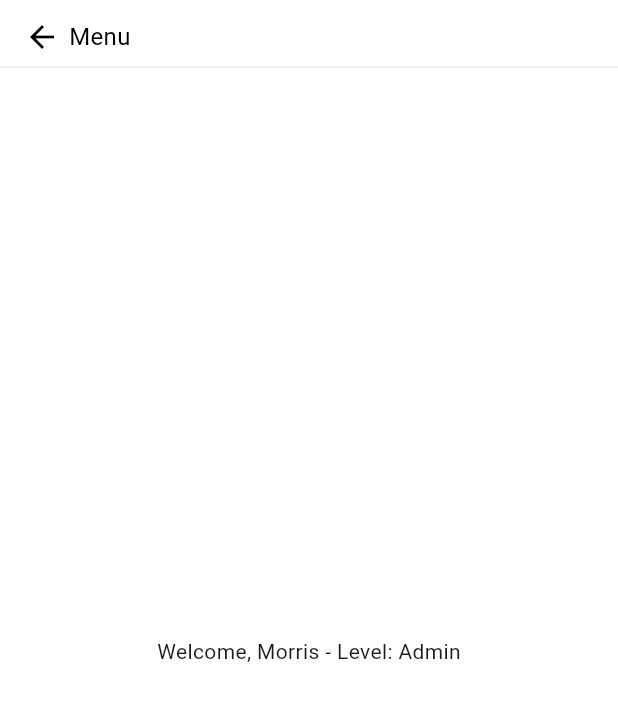
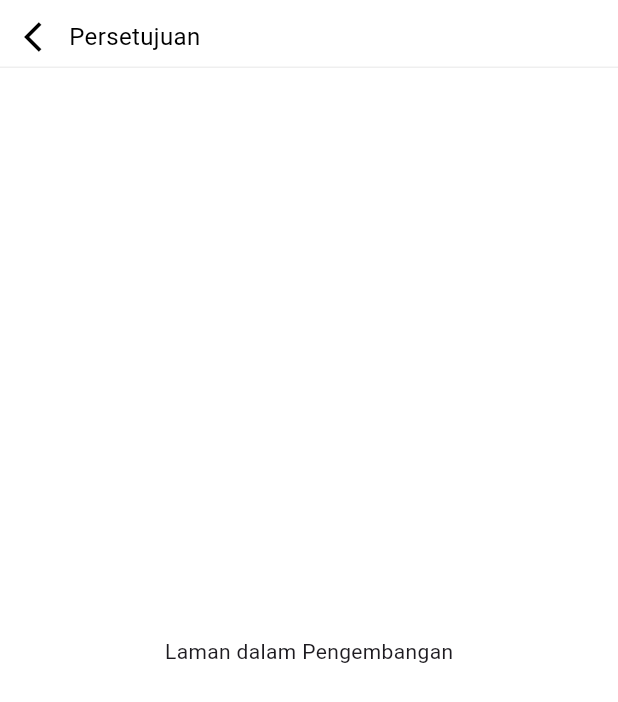
Before and after one commit to Sidqii/OM, a Flutter app: the ApprovePage screen opened directly with sample values from the repository, on a phone screen of 412 x 824 dp. Shown: the top 702 px of the screen. Run offline on Flutter 3.47's test engine with Material 3 defaults, Android fonts, the light colour scheme and no system bars; our stand-ins replace card_loading, fl_chart, table_calendar.

Commit message:
Eighth commit

```diff
--- a/lib/dummy/dummy_calendar.dart
+++ b/lib/dummy/dummy_calendar.dart
@@ -3,4 +3,7 @@ final Map<DateTime, List<String>> dummyEvents = {
   DateTime.utc(2024, 11, 16): ['Pemeliharaan Berkala'],
   DateTime.utc(2024, 11, 17): ['Pemeriksaan Keadaan Barang', 'Pemeriksaan Kondisi Barang'],
   DateTime.utc(2024, 11, 18): ['Meeting Tim', 'Perencanaan Kelola Barang'],
+  DateTime.utc(2024, 12, 13): ['Pemaparan aplikasi mobile'],
+  DateTime.utc(2024, 12, 16): ['Akhir kegiatan KKP'],
+
 };
--- a/lib/menu/approvement/menu_approvement.dart
+++ b/lib/menu/approvement/menu_approvement.dart
@@ -11,8 +11,8 @@ class ApprovePage extends StatelessWidget {
   Widget build(BuildContext context) {
     return Scaffold(
       backgroundColor: Colors.white,
-      appBar: CompKembali(title: 'Menu'),
-      body: Center(child: Text('Welcome, ${user.name} - Level: ${user.level}')),
+      appBar: CompKembali(title: 'Persetujuan'),
+      body: Center(child: Text('Laman dalam Pengembangan')),
     );
   }
 }
--- a/lib/menu/inventory/sub_menu/sub_inventori.dart
+++ b/lib/menu/inventory/sub_menu/sub_inventori.dart
@@ -34,7 +34,7 @@ class _InventoriPageState extends State<InventoriPage> with SingleTickerProvider
   Widget build(BuildContext context) {
     return Scaffold(
       appBar: CompKembali(
-        title: 'Menu',
+        title: 'Inventaris',
         onBack: () {
           Navigator.pop(context);
         },
--- a/lib/menu/pengajuan/menu_pengajuan.dart
+++ b/lib/menu/pengajuan/menu_pengajuan.dart
@@ -92,7 +92,7 @@ class _tambahPeminjaman extends State<LoanRequestPage> {
   Widget build(BuildContext context) {
     return Scaffold(
       backgroundColor: Colors.white,
-      appBar: CompKembali(title: 'Menu'),
+      appBar: CompKembali(title: 'Pengajuan Peminjaman'),
       body: Padding(
         padding: const EdgeInsets.all(16.0),
         child: Column(
--- a/lib/menu/profile/menu_profile.dart
+++ b/lib/menu/profile/menu_profile.dart
@@ -40,7 +40,7 @@ class profilePage extends StatelessWidget {
     return Scaffold(
       backgroundColor: Colors.white,
       appBar: CompKembali(
-        title: 'Menu',
+        title: 'Profile',
       ),
       body: Column(
         crossAxisAlignment: CrossAxisAlignment.center,
--- a/lib/menu/report/menu_report.dart
+++ b/lib/menu/report/menu_report.dart
@@ -11,8 +11,8 @@ class reportPage extends StatelessWidget {
   Widget build(BuildContext context) {
     return Scaffold(
       backgroundColor: Colors.white,
-      appBar: CompKembali(title: 'Menu'),
-      body: Center(child: Text('Welcome, ${user.name} - Level: ${user.level}')),
+      appBar: CompKembali(title: 'Laporan'),
+      body: Center(child: Text('Laman dalam Pengembangan')),
     );
   }
 }
--- a/lib/widget/component/page/comp_kembali.dart
+++ b/lib/widget/component/page/comp_kembali.dart
@@ -32,7 +32,7 @@ class CompKembali extends StatelessWidget implements PreferredSizeWidget {
                     onTap: onBack ?? () => Navigator.pop(context),
                     child: Row(
                       children: [
-                        Icon(Icons.arrow_back, color: Colors.black),
+                        Icon(Icons.arrow_back_ios, color: Colors.black),
                         SizedBox(width: 6.0),
                         Text(
                           title,
```
Also changed, not shown: lib/menu/inventory/sub_menu/sub_header.dart (+7 -7 lines).
